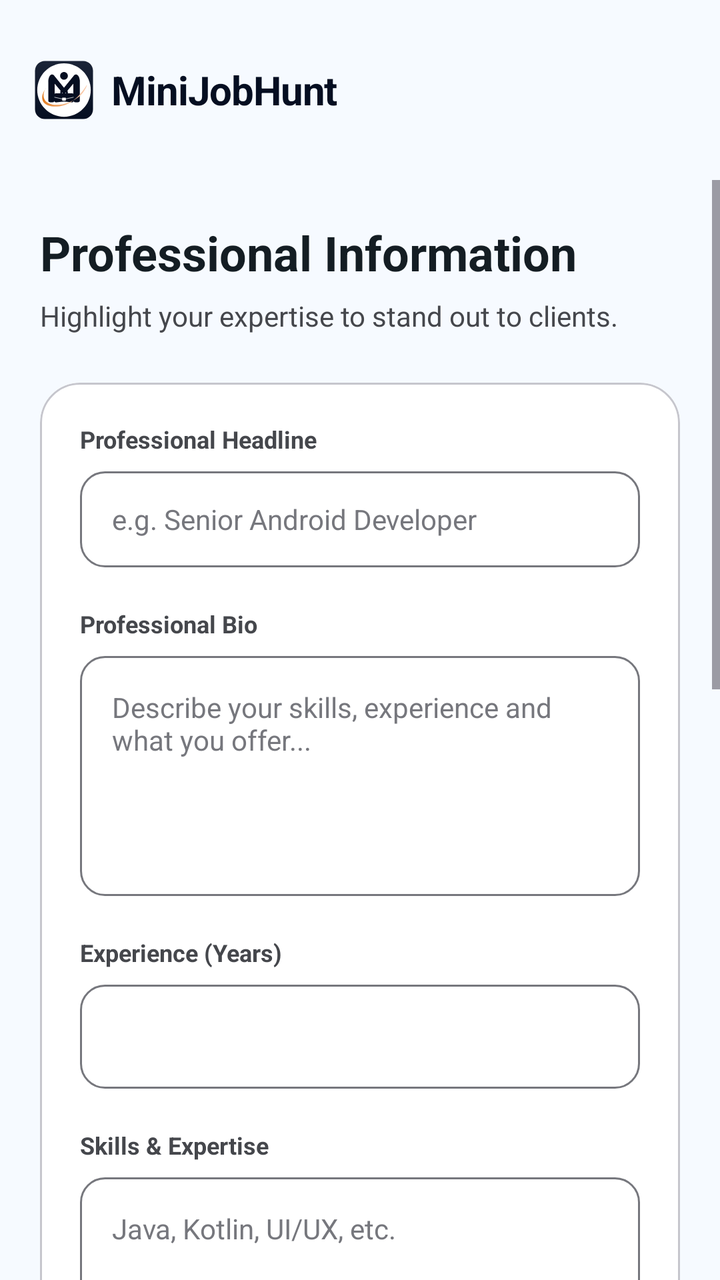
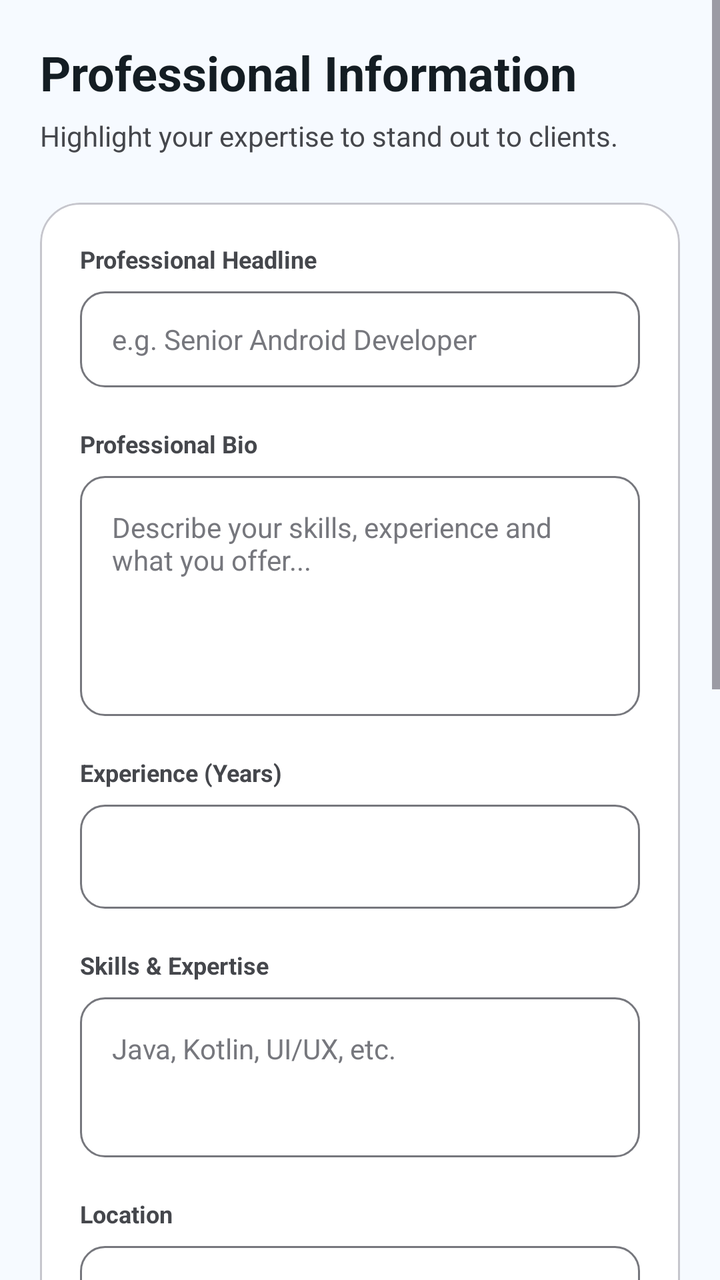

An Android layout rendered at two revisions. The XML below is the earlier revision; the diff shows what the commit changed to produce the second picture.
<!-- AndroidManifest.xml: application theme Theme.MiniJobHunt -->
<!-- res/layout/fragment_free_lancer_profile_edit.xml -->
<?xml version="1.0" encoding="utf-8"?>
<LinearLayout xmlns:android="http://schemas.android.com/apk/res/android"
    xmlns:app="http://schemas.android.com/apk/res-auto"
    xmlns:tools="http://schemas.android.com/tools"
    android:layout_width="match_parent"
    android:layout_height="match_parent"
    android:orientation="vertical"
    android:background="@color/background">

    
    <include
        android:id="@+id/header"
        layout="@layout/layout_common_header" />

    <ScrollView
        android:layout_width="match_parent"
        android:layout_height="match_parent"
        android:fillViewport="true">

        <LinearLayout
            android:layout_width="match_parent"
            android:layout_height="wrap_content"
            android:orientation="vertical"
            android:padding="20dp">

            <TextView
                android:layout_width="wrap_content"
                android:layout_height="wrap_content"
                android:text="Professional Information"
                android:textSize="24sp"
                android:textStyle="bold"
                android:textColor="@color/text_primary"/>

            <TextView
                android:layout_width="wrap_content"
                android:layout_height="wrap_content"
                android:layout_marginTop="6dp"
                android:text="Highlight your expertise to stand out to clients."
                android:textColor="@color/text_secondary"
                android:textSize="14sp"/>

            <com.google.android.material.card.MaterialCardView
                android:layout_width="match_parent"
                android:layout_height="wrap_content"
                android:layout_marginTop="24dp"
                app:cardCornerRadius="20dp"
                app:cardElevation="0dp"
                app:strokeWidth="1dp"
                app:strokeColor="@color/outline_variant"
                app:cardBackgroundColor="@color/white">

                <LinearLayout
                    android:layout_width="match_parent"
                    android:layout_height="wrap_content"
                    android:orientation="vertical"
                    android:padding="20dp">

                    
                    <TextView
                        android:layout_width="wrap_content"
                        android:layout_height="wrap_content"
                        android:text="Professional Headline"
                        android:textStyle="bold"
                        android:textSize="12sp"
                        android:textColor="@color/text_secondary"/>

                    <EditText
                        android:id="@+id/etTitle"
                        android:layout_width="match_parent"
                        android:layout_height="48dp"
                        android:layout_marginTop="8dp"
                        android:background="@drawable/bg_input_rounded"
                        android:hint="e.g. Senior Android Developer"
                        android:paddingHorizontal="16dp"
                        android:textColor="@color/text_primary"
                        android:textColorHint="@color/text_hint"
                        android:textSize="14sp" />

                    
                    <TextView
                        android:layout_width="wrap_content"
                        android:layout_height="wrap_content"
                        android:layout_marginTop="20dp"
                        android:text="Professional Bio"
                        android:textStyle="bold"
                        android:textSize="12sp"
                        android:textColor="@color/text_secondary"/>

                    <EditText
                        android:id="@+id/etBio"
                        android:layout_width="match_parent"
                        android:layout_height="120dp"
                        android:layout_marginTop="8dp"
                        android:background="@drawable/bg_input_rounded"
                        android:gravity="top"
                        android:hint="Describe your skills, experience and what you offer..."
                        android:padding="16dp"
                        android:textColor="@color/text_primary"
                        android:textColorHint="@color/text_hint"
                        android:textSize="14sp" />

                    
                    <TextView
                        android:layout_width="wrap_content"
                        android:layout_height="wrap_content"
                        android:layout_marginTop="20dp"
                        android:text="Experience (Years)"
                        android:textStyle="bold"
                        android:textSize="12sp"
                        android:textColor="@color/text_secondary"/>

                    <EditText
                        android:id="@+id/etExperience"
                        android:layout_width="match_parent"
                        android:layout_height="52dp"
                        android:layout_marginTop="8dp"
                        android:background="@drawable/bg_input_rounded"
                        android:inputType="number"
                        android:paddingHorizontal="16dp"
                        android:textSize="14sp" />


                    
                    <TextView
                        android:layout_width="wrap_content"
                        android:layout_height="wrap_content"
                        android:layout_marginTop="20dp"
                        android:text="Skills &amp; Expertise"
                        android:textStyle="bold"
                        android:textSize="12sp"
                        android:textColor="@color/text_secondary"/>

                    <EditText
                        android:id="@+id/etSkills"
                        android:layout_width="match_parent"
                        android:layout_height="80dp"
                        android:layout_marginTop="8dp"
                        android:background="@drawable/bg_input_rounded"
                        android:gravity="top"
                        android:hint="Java, Kotlin, UI/UX, etc."
                        android:padding="16dp"
                        android:textColor="@color/text_primary"
                        android:textColorHint="@color/text_hint"
                        android:textSize="14sp" />

                    
                    <TextView
                        android:layout_width="wrap_content"
                        android:layout_height="wrap_content"
                        android:layout_marginTop="20dp"
                        android:text="Location"
                        android:textStyle="bold"
                        android:textSize="12sp"
                        android:textColor="@color/text_secondary"/>

                    <EditText
                        android:id="@+id/etLocation"
                        android:layout_width="match_parent"
                        android:layout_height="48dp"
                        android:layout_marginTop="8dp"
                        android:background="@drawable/bg_input_rounded"
                        android:hint="City, Country"
                        android:paddingHorizontal="16dp"
                        android:textColor="@color/text_primary"
                        android:textColorHint="@color/text_hint"
                        android:textSize="14sp" />

                    
                    <TextView
                        android:layout_width="wrap_content"
                        android:layout_height="wrap_content"
                        android:layout_marginTop="20dp"
                        android:text="Service Categories"
                        android:textStyle="bold"
                        android:textSize="12sp"
                        android:textColor="@color/text_secondary"/>

                    <TextView
                        android:id="@+id/txtSelectedCategories"
                        android:layout_width="match_parent"
                        android:layout_height="48dp"
                        android:layout_marginTop="8dp"
                        android:background="@drawable/bg_input_rounded"
                        android:gravity="center_vertical"
                        android:paddingHorizontal="16dp"
                        android:text="Select Categories"
                        android:textColor="@color/text_primary"
                        android:textSize="14sp"
                        android:clickable="true"
                        android:focusable="true"
                        android:backgroundTint="@color/surface_container" />

                    
                    <TextView
                        android:layout_width="wrap_content"
                        android:layout_height="wrap_content"
                        android:layout_marginTop="20dp"
                        android:text="Current Availability"
                        android:textStyle="bold"
                        android:textSize="12sp"
                        android:textColor="@color/text_secondary"/>

                    <Spinner
                        android:id="@+id/spAvailability"
                        android:layout_width="match_parent"
                        android:layout_height="48dp"
                        android:layout_marginTop="8dp"
                        android:background="@drawable/bg_input_rounded" />

                    
                    <TextView
                        android:layout_width="wrap_content"
                        android:layout_height="wrap_content"
                        android:layout_marginTop="20dp"
                        android:text="Portfolio Website"
                        android:textStyle="bold"
                        android:textSize="12sp"
                        android:textColor="@color/text_secondary"/>

                    <EditText
                        android:id="@+id/etPortfolio"
                        android:layout_width="match_parent"
                        android:layout_height="48dp"
                        android:layout_marginTop="8dp"
                        android:background="@drawable/bg_input_rounded"
                        android:hint="https://yourportfolio.com"
                        android:inputType="textUri"
                        android:paddingHorizontal="16dp"
                        android:textColor="@color/text_primary"
                        android:textColorHint="@color/text_hint"
                        android:textSize="14sp" />

                </LinearLayout>

            </com.google.android.material.card.MaterialCardView>

            <com.google.android.material.button.MaterialButton
                android:id="@+id/btnSaveProfile"
                style="@style/AppButton.Primary"
                android:layout_width="match_parent"
                android:layout_height="48dp"
                android:layout_marginTop="32dp"
                android:text="Update Professional Profile"
                android:textAllCaps="false" />

            <Space
                android:layout_width="match_parent"
                android:layout_height="120dp"/>

        </LinearLayout>

    </ScrollView>
</LinearLayout>
<!-- res/layout/layout_common_header.xml (included above) -->
<?xml version="1.0" encoding="utf-8"?>
<RelativeLayout xmlns:android="http://schemas.android.com/apk/res/android"
    xmlns:app="http://schemas.android.com/apk/res-auto"
    android:layout_width="match_parent"
    android:layout_height="90dp"
    android:background="@color/surface"
    android:paddingHorizontal="16dp"
    android:paddingTop="24dp">

    <LinearLayout
        android:layout_width="wrap_content"
        android:layout_height="wrap_content"
        android:layout_centerVertical="true"
        android:gravity="center_vertical"
        android:orientation="horizontal">

        <ImageView
            android:layout_width="32dp"
            android:layout_height="32dp"
            android:src="@drawable/ic_mainlogo" />

        <TextView
            android:layout_width="wrap_content"
            android:layout_height="wrap_content"
            android:layout_marginStart="8dp"
            android:text="MiniJobHunt"
            android:textColor="@color/primary"
            android:textSize="20sp"
            android:textStyle="bold"
            android:letterSpacing="-0.02" />
    </LinearLayout>
</RelativeLayout>
<!-- resources referenced by this layout -->
<resources>
  <color name="background">#f6faff</color>
  <color name="outline_variant">#c6c6cd</color>
  <color name="primary">#050e21</color>
  <color name="surface">#f6faff</color>
  <color name="surface_container">#e6eff8</color>
  <color name="text_hint">#76777d</color>
  <color name="text_primary">#141d23</color>
  <color name="text_secondary">#45474c</color>
  <color name="white">#FFFFFF</color>
  <!-- drawable bg_input_rounded (drawable) -->
  <?xml version="1.0" encoding="utf-8"?>
  <selector xmlns:android="http://schemas.android.com/apk/res/android">
      <item android:state_focused="true">
          <shape android:shape="rectangle">
              <solid android:color="@android:color/transparent" />
              <corners android:radius="12dp" />
              <stroke
                  android:width="2dp"
                  android:color="@color/primary" />
          </shape>
      </item>
      <item>
          <shape android:shape="rectangle">
              <solid android:color="@android:color/transparent" />
              <corners android:radius="12dp" />
              <stroke
                  android:width="1dp"
                  android:color="@color/outline" />
          </shape>
      </item>
  </selector>
  <!-- drawable ic_mainlogo: vector/xml drawable (drawable, 3696 chars, omitted) -->
  <style name="AppButton.Primary" parent="Widget.Material3.Button">
          <item name="backgroundTint">@color/primary</item>
          <item name="android:textColor">@color/white</item>
          <item name="shapeAppearance">@style/ShapeAppearance.App.Medium</item>
          <item name="android:insetTop">0dp</item>
          <item name="android:insetBottom">0dp</item>
          <item name="android:letterSpacing">0.01</item>
          <item name="android:textStyle">bold</item>
      </style>
  <style name="Theme.MiniJobHunt" parent="Base.Theme.MiniJobHunt" />
  <color name="outline">#76777d</color>
  <style name="ShapeAppearance.App.Medium" parent="ShapeAppearance.Material3.MediumComponent">
          <item name="cornerSize">12dp</item>
      </style>
  <color name="primary_container">#1b2437</color>
  <color name="on_primary_container">#828ba2</color>
  <color name="secondary">#5c5f60</color>
  <style name="AppText.HeadlineLarge">
          <item name="android:textSize">24sp</item>
          <item name="android:textStyle">bold</item>
          <item name="android:textColor">@color/text_primary</item>
          <item name="android:letterSpacing">-0.02</item>
      </style>
  <style name="AppText.TitleMedium">
          <item name="android:textSize">18sp</item>
          <item name="android:textStyle">bold</item>
          <item name="android:textColor">@color/text_primary</item>
      </style>
  <style name="AppText.BodyLarge">
          <item name="android:textSize">16sp</item>
          <item name="android:textColor">@color/text_secondary</item>
      </style>
  <style name="AppText.LabelMedium">
          <item name="android:textSize">12sp</item>
          <item name="android:textStyle">bold</item>
          <item name="android:textColor">@color/text_muted</item>
          <item name="android:letterSpacing">0.01</item>
      </style>
  <color name="text_muted">#76777d</color>
  <!-- unchanged entries left out for length: 1 -->
</resources>

<!-- the commit's change to res/layout/fragment_free_lancer_profile_edit.xml (unified diff, before → after) -->
@@ -6,11 +6,6 @@
     android:layout_height="match_parent"
     android:orientation="vertical"
     android:background="@color/background">
-
-    
-    <include
-        android:id="@+id/header"
-        layout="@layout/layout_common_header" />
 
     <ScrollView
         android:layout_width="match_parent"
@@ -251,36 +246,3 @@
 
     </ScrollView>
 </LinearLayout>
-<!-- res/layout/layout_common_header.xml (included above) -->
-<?xml version="1.0" encoding="utf-8"?>
-<RelativeLayout xmlns:android="http://schemas.android.com/apk/res/android"
-    xmlns:app="http://schemas.android.com/apk/res-auto"
-    android:layout_width="match_parent"
-    android:layout_height="90dp"
-    android:background="@color/surface"
-    android:paddingHorizontal="16dp"
-    android:paddingTop="24dp">
-
-    <LinearLayout
-        android:layout_width="wrap_content"
-        android:layout_height="wrap_content"
-        android:layout_centerVertical="true"
-        android:gravity="center_vertical"
-        android:orientation="horizontal">
-
-        <ImageView
-            android:layout_width="32dp"
-            android:layout_height="32dp"
-            android:src="@drawable/ic_mainlogo" />
-
-        <TextView
-            android:layout_width="wrap_content"
-            android:layout_height="wrap_content"
-            android:layout_marginStart="8dp"
-            android:text="MiniJobHunt"
-            android:textColor="@color/primary"
-            android:textSize="20sp"
-            android:textStyle="bold"
-            android:letterSpacing="-0.02" />
-    </LinearLayout>
-</RelativeLayout>
<!-- resource entries referenced after the edit -->
@@ -3,7 +3,6 @@
   <color name="background">#f6faff</color>
   <color name="outline_variant">#c6c6cd</color>
   <color name="primary">#050e21</color>
-  <color name="surface">#f6faff</color>
   <color name="surface_container">#e6eff8</color>
   <color name="text_hint">#76777d</color>
   <color name="text_primary">#141d23</color>
@@ -31,7 +30,6 @@
           </shape>
       </item>
   </selector>
-  <!-- drawable ic_mainlogo: vector/xml drawable (drawable, 3696 chars, omitted) -->
   <style name="AppButton.Primary" parent="Widget.Material3.Button">
           <item name="backgroundTint">@color/primary</item>
           <item name="android:textColor">@color/white</item>
